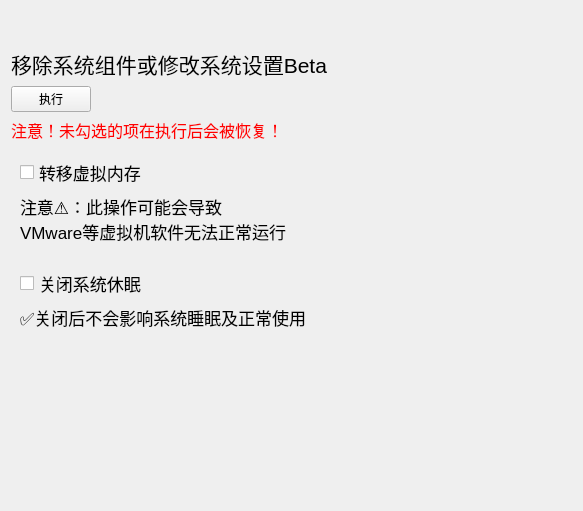
Above: WCMain/resource/ui/senior_ui.ui from darkmatter2048/WindowsCleaner before the change. Below: the same form after it.
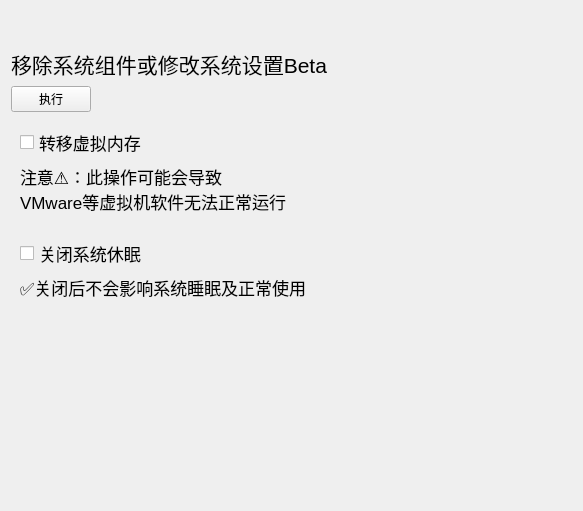
That is the form after the change. Custom widgets are drawn as their Qt base class.

```diff
--- a/WCMain/resource/ui/senior_ui.ui
+++ b/WCMain/resource/ui/senior_ui.ui
@@ -13,8 +13,8 @@
   <property name="windowTitle">
    <string>Form</string>
   </property>
-  <layout class="QVBoxLayout" name="verticalLayout">
-   <item>
+  <layout class="QGridLayout" name="gridLayout_3">
+   <item row="0" column="0">
     <widget class="QLabel" name="label_4">
      <property name="minimumSize">
       <size>
@@ -27,10 +27,11 @@
      </property>
     </widget>
    </item>
-   <item>
+   <item row="1" column="0">
     <widget class="TitleLabel" name="label_3">
      <property name="font">
       <font>
+       <family>Microsoft YaHei UI</family>
        <pointsize>16</pointsize>
       </font>
      </property>
@@ -39,10 +40,15 @@
      </property>
     </widget>
    </item>
-   <item>
+   <item row="2" column="0">
     <layout class="QHBoxLayout" name="horizontalLayout">
      <item>
       <widget class="PrimaryPushButton" name="pushButton">
+       <property name="font">
+        <font>
+         <family>Microsoft YaHei UI</family>
+        </font>
+       </property>
        <property name="text">
         <string>执行</string>
        </property>
@@ -63,29 +69,14 @@
      </item>
     </layout>
    </item>
-   <item>
-    <widget class="TitleLabel" name="label_5">
-     <property name="font">
-      <font>
-       <family>Microsoft YaHei</family>
-       <pointsize>12</pointsize>
-      </font>
-     </property>
-     <property name="styleSheet">
-      <string notr="true">color: rgb(255, 0, 0);</string>
-     </property>
-     <property name="text">
-      <string>注意！未勾选的项在执行后会被恢复！</string>
-     </property>
-    </widget>
-   </item>
-   <item>
+   <item row="3" column="0">
     <widget class="CardWidget" name="widget" native="true">
      <layout class="QGridLayout" name="gridLayout">
       <item row="0" column="0">
        <widget class="CheckBox" name="checkBox">
         <property name="font">
          <font>
+          <family>Microsoft YaHei UI</family>
           <pointsize>13</pointsize>
          </font>
         </property>
@@ -98,6 +89,7 @@
        <widget class="CaptionLabel" name="label">
         <property name="font">
          <font>
+          <family>Microsoft YaHei UI</family>
           <pointsize>13</pointsize>
          </font>
         </property>
@@ -110,13 +102,14 @@
      </layout>
     </widget>
    </item>
-   <item>
+   <item row="4" column="0">
     <widget class="CardWidget" name="widget_2" native="true">
      <layout class="QGridLayout" name="gridLayout_2">
       <item row="0" column="0">
        <widget class="CheckBox" name="checkBox_2">
         <property name="font">
          <font>
+          <family>Microsoft YaHei UI</family>
           <pointsize>13</pointsize>
          </font>
         </property>
@@ -129,6 +122,7 @@
        <widget class="CaptionLabel" name="label_2">
         <property name="font">
          <font>
+          <family>Microsoft YaHei UI</family>
           <pointsize>13</pointsize>
          </font>
         </property>
@@ -140,7 +134,7 @@
      </layout>
     </widget>
    </item>
-   <item>
+   <item row="5" column="0">
     <spacer name="verticalSpacer">
      <property name="orientation">
       <enum>Qt::Vertical</enum>
```
